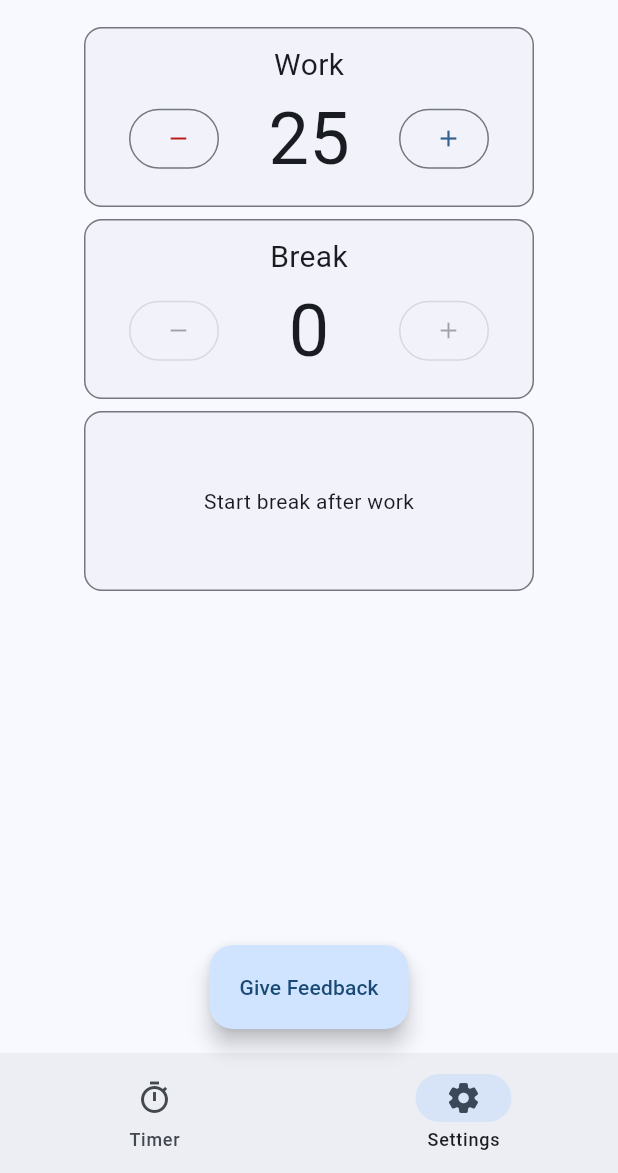
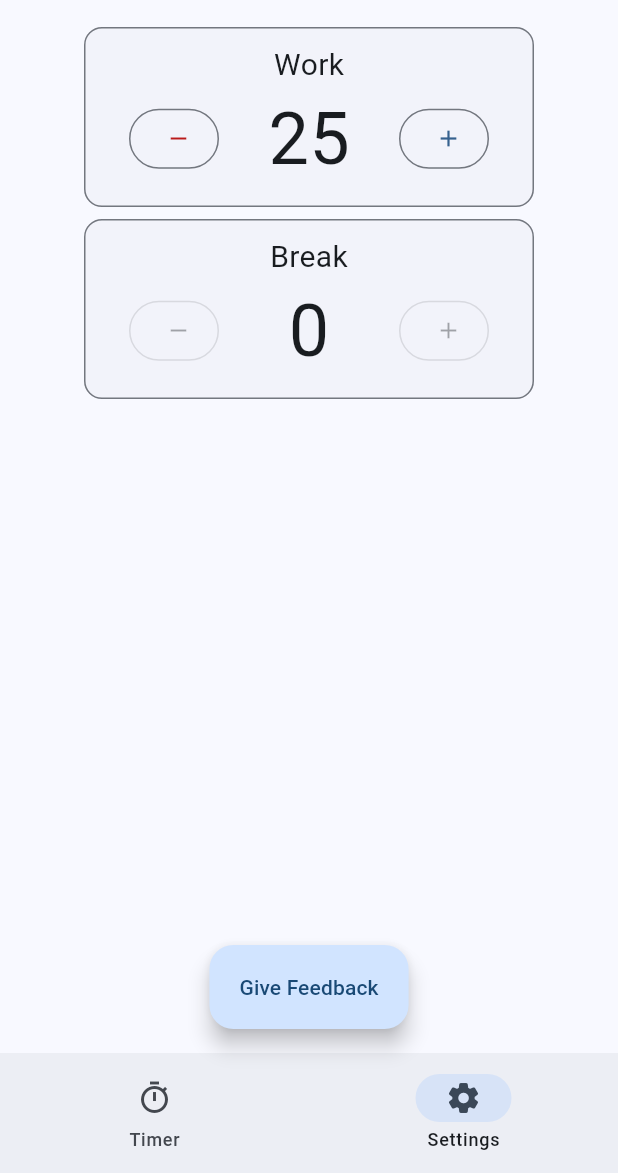
Before and after one commit to yhakamay/pomody, a Flutter app: the screen it shows after launch, item 2 of the bottom bar chosen, on a phone screen of 412 x 824 dp, the part 63-1236 px from its top. Run offline on Flutter 3.47's test engine with Material 2 defaults, Android fonts, the phone set to English and light mode, and no system bars; our stand-ins replace circular_countdown_timer, flutter_riverpod, hooks_riverpod.

Commit message:
Remove StartBreakAfterWorkCard
This feature is moved to version 1.1.0

```diff
--- a/lib/organisms/settings.dart
+++ b/lib/organisms/settings.dart
@@ -1,7 +1,6 @@
 import 'package:flutter/material.dart';
 
 import '../molecules/break_duration_card.dart';
-import '../molecules/start_break_after_work_card.dart';
 import '../molecules/work_duration_card.dart';
 
 class Settings extends StatelessWidget {
@@ -15,7 +14,7 @@ class Settings extends StatelessWidget {
       children: const [
         Center(child: WorkDurationCard()),
         Center(child: BreakDurationCard()),
-        Center(child: StartBreakAfterWorkCard()),
+        //Center(child: StartBreakAfterWorkCard()),
       ],
     );
   }
```
